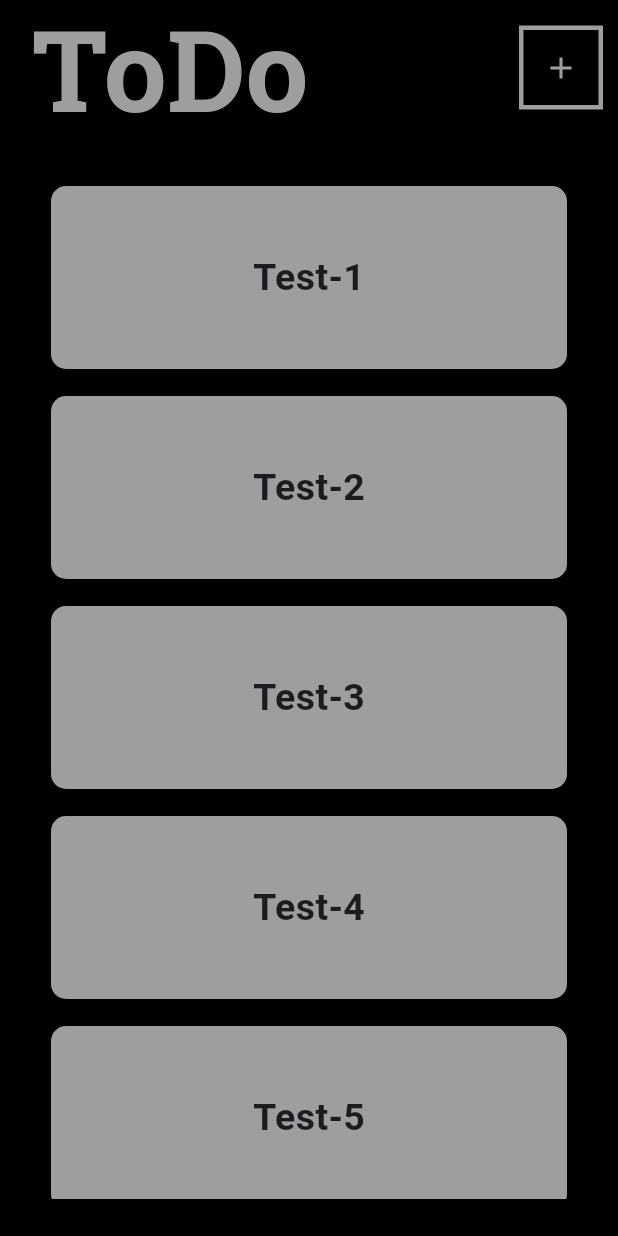
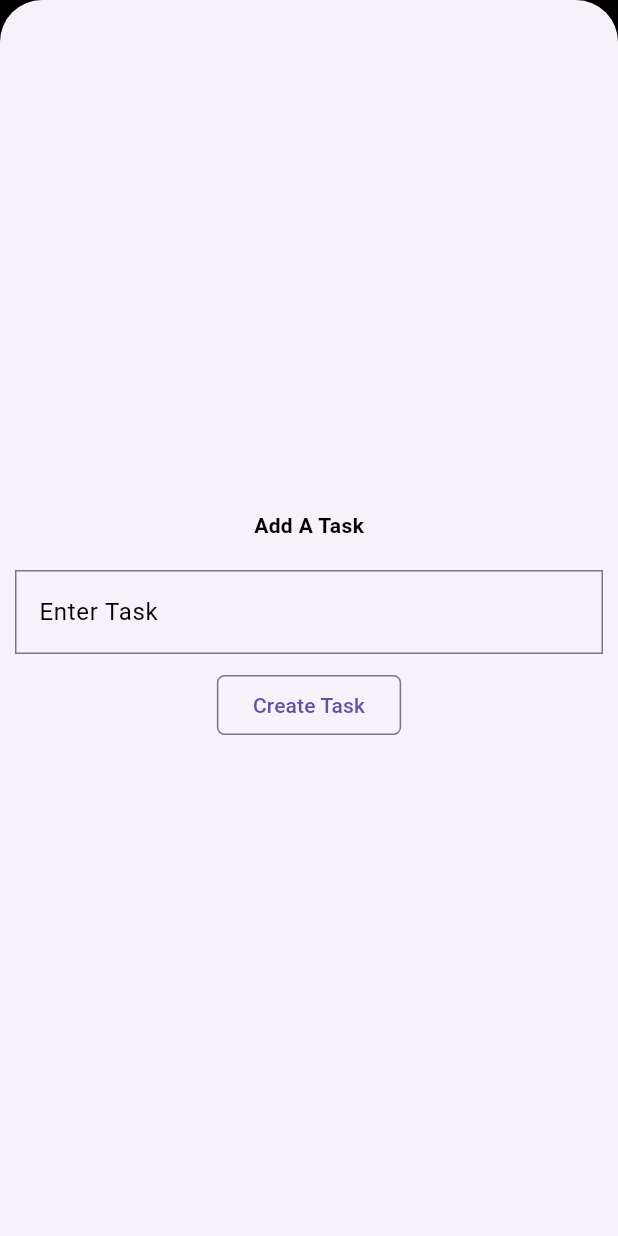
Before and after one commit to bitsbuild/flutter-course-work, a Flutter app: the screen it shows after launch, after a tap on the "add" icon, on a phone screen of 412 x 824 dp. Run offline on Flutter 3.47's test engine with Material 3 defaults, Android fonts, the phone set to English and light mode, and no system bars; our stand-ins replace google_fonts, rflutter_alert.

Commit message:
Flutter: Project-4: To Do App Development  Completed

```diff
--- a/Project-4-To-Do-App/todo/analysis_options.yaml
+++ b/Project-4-To-Do-App/todo/analysis_options.yaml
@@ -11,6 +11,7 @@ analyzer:
   errors:
     must_be_immutable: ignore
     avoid_unnecessary_containers: ignore
+    sized_box_for_whitespace: ignore
 include: package:flutter_lints/flutter.yaml
 
 linter:
--- a/Project-4-To-Do-App/todo/lib/to_do_scaffold.dart
+++ b/Project-4-To-Do-App/todo/lib/to_do_scaffold.dart
@@ -9,18 +9,7 @@ class ToDoScaffold extends StatefulWidget {
 }
 
 class _ToDoScaffold extends State<ToDoScaffold> {
-  List<String> toDoList = [
-    'Test-1',
-    'Test-2',
-    'Test-3',
-    'Test-4',
-    'Test-5',
-    'Test-6',
-    'Test-7',
-    'Test-8',
-    'Test-9',
-    'Test-10',
-  ];
+  List<String> toDoList = [];
   late Widget wid;
   @override
   void initState() {
@@ -35,6 +24,7 @@ class _ToDoScaffold extends State<ToDoScaffold> {
     });
   }
 
+  String inputString = '';
   List<Color> colorTheme = [Color(0xff000000), Color(0xff000000)];
   @override
   Widget build(BuildContext context) {
@@ -45,7 +35,102 @@ class _ToDoScaffold extends State<ToDoScaffold> {
           Padding(
             padding: const EdgeInsets.all(10.0),
             child: FloatingActionButton(
-              onPressed: () {},
+              onPressed: () {
+                showModalBottomSheet(
+                  isScrollControlled: true,
+                  context: context,
+                  builder: (context) {
+                    return SizedBox.expand(
+                      child: Center(
+                        child: Column(
+                          mainAxisAlignment: MainAxisAlignment.center,
+                          mainAxisSize: MainAxisSize.max,
+                          children: [
+                            Padding(
+                              padding: const EdgeInsets.all(10.0),
+                              child: Text(
+                                'Add A Task',
+                                style: TextStyle(
+                                  color: Colors.black,
+                                  fontWeight: FontWeight.bold,
+                                ),
+                              ),
+                            ),
+                            Padding(
+                              padding: const EdgeInsets.all(10.0),
+                              child: TextField(
+                                onChanged:
+                                    (st) => {
+                                      setState(() {
+                                        inputString = st;
+                                      }),
+                                    },
+                                decoration: InputDecoration(
+                                  label: Text('Enter Task'),
+                                  labelStyle: TextStyle(color: Colors.black),
+                                  border: OutlineInputBorder(
+                                    borderRadius: BorderRadius.circular(0),
+                                  ),
+                                ),
+                              ),
+                            ),
+                            OutlinedButton(
+                              style: ButtonStyle(
+                                shape: WidgetStateProperty.all(
+                                  RoundedRectangleBorder(
+                                    borderRadius: BorderRadius.circular(5),
+                                  ),
+                                ),
+                              ),
+                              onPressed:
+                                  () => {
+                                    if (inputString == '')
+                                      {
+                                        Navigator.pop(context),
+                                        showDialog(
+                                          context: context,
+                                          builder: (context) {
+                                            return Dialog(
+                                              child: Container(
+                                                height: 100,
+                                                width: 200,
+                                                child: Padding(
+                                                  padding: const EdgeInsets.all(
+                                                    20.0,
+                                                  ),
+                                                  child: Center(
+                                                    child: Text(
+                                                      'Empty String Is Not Allowed',
+                                                    ),
+                                                  ),
+                                                ),
+                                              ),
+                                            );
+                                          },
+                                        ),
+                                      }
+                                    else
+                                      {
+                                        setState(() {
+                                          toDoList.add(inputString);
+                                          wid = ToDoView(
+                                            toDoList: toDoList,
+                                            func: functionDelete,
+                                          );
+                                          inputString = '';
+                                          Navigator.pop(context);
+                                        }),
+                                      },
+                                  },
+                              child: Text('Create Task'),
+                            ),
+                          ],
+                        ),
+                      ),
+                    );
+                  },
+                );
+              },
               shape: Border.all(color: Colors.grey, width: 3),
               backgroundColor: Colors.black,
               child: Icon(Icons.add, color: Colors.grey),
```
